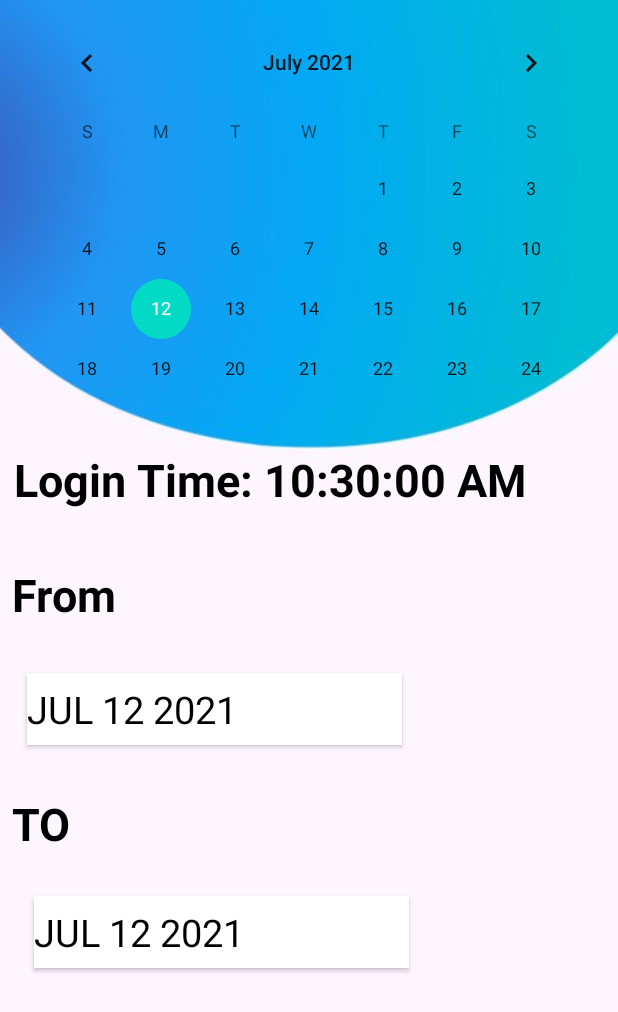
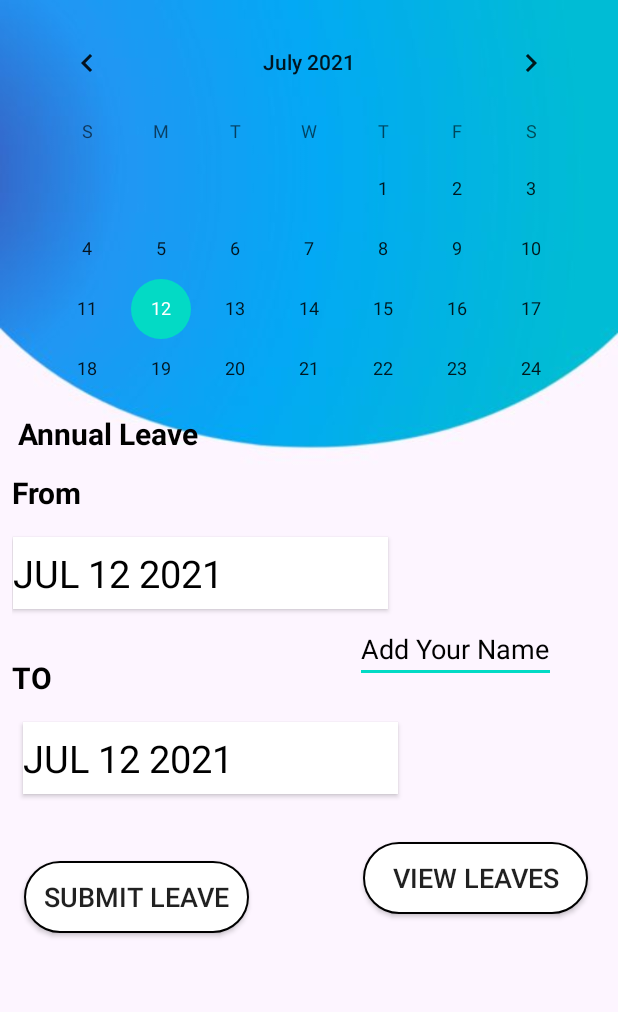
Before and after one commit to EportalProject2020/Eportal-2.0, an Android app: the Calendar screen opened directly, with no data from a screen before it, on a phone screen of 412 x 824 dp. Shown: the top 1012 px of the screen. Run offline under Robolectric (Android 15) with nearby library versions, the phone set to English and light mode, and no system bars; our stand-ins replace Firebase (no records; nobody signed in at launch, a user with empty details on screens opened directly).

Commit message:
leaves upload done leaves view done Admin WebView Added logs??

```diff
--- a/app/src/main/AndroidManifest.xml
+++ b/app/src/main/AndroidManifest.xml
@@ -12,7 +12,9 @@
         android:roundIcon="@mipmap/ic_launcher_round"
         android:supportsRtl="true"
         android:theme="@style/AppTheme">
-        <activity android:name=".manager.LogsActivity"></activity>
+        <activity android:name=".AdminActivity"></activity>
+        <activity android:name=".calendar.activities.MangersCalendarActivity" />
+        <activity android:name=".manager.LogsActivity" />
         <activity android:name=".IT.AddManager" />
         <activity android:name=".IT.Add" />
         <activity android:name=".IT.ManagerRequestForIT" />
--- a/app/src/main/java/com/project/eportal/MainActivity.java
+++ b/app/src/main/java/com/project/eportal/MainActivity.java
@@ -35,4 +35,9 @@ public class MainActivity extends AppCompatActivity {
         Intent intent = new Intent(MainActivity.this, ITLogin.class);
         startActivity(intent);
     }
+
+    public void adminPage(View view) {
+        Intent intent = new Intent(MainActivity.this, AdminActivity.class);
+        startActivity(intent);
+    }
 }
--- a/app/src/main/java/com/project/eportal/calendar/activities/Calendar.java
+++ b/app/src/main/java/com/project/eportal/calendar/activities/Calendar.java
@@ -5,45 +5,54 @@ import androidx.appcompat.app.AppCompatActivity;
 
 import android.app.AlertDialog;
 import android.app.DatePickerDialog;
+import android.app.ProgressDialog;
 import android.content.Intent;
 import android.os.Bundle;
 import android.view.View;
 import android.widget.Button;
 import android.widget.CalendarView;
 import android.widget.DatePicker;
+import android.widget.EditText;
 import android.widget.TextView;
 import android.widget.Toast;
 
+import com.google.android.gms.tasks.OnCompleteListener;
+import com.google.android.gms.tasks.OnFailureListener;
+import com.google.android.gms.tasks.Task;
+import com.google.firebase.firestore.FirebaseFirestore;
 import com.project.eportal.MainActivity;
 import com.project.eportal.R;
 import com.project.eportal.employee.EmployeeLogin;
+import com.project.eportal.manager.MakeTasksActivity;
 
 import java.text.SimpleDateFormat;
+import java.util.HashMap;
+import java.util.Map;
+import java.util.UUID;
 
 
 // test test backk or not
 public class Calendar extends AppCompatActivity {
 
+    private FirebaseFirestore db;
+    private CalendarData calendarData;
     private CalendarView calendarView;
     private String selectedDate;
+    private ProgressDialog pd;
     private DatePickerDialog datePickerDialog;
     private DatePickerDialog datePickerDialog2;
 
-    private Button btn_date , btn_date2;
-    private TextView textView;
+    private Button btn_date , btn_date2, btnSubmit, btn_View;
+    private EditText edtEmpName;
+
     @Override
     protected void onCreate(Bundle savedInstanceState) {
         super.onCreate(savedInstanceState);
         setContentView(R.layout.activity_calendar);
 
-        java.util.Calendar calendar = java.util.Calendar.getInstance();
-        SimpleDateFormat format = new SimpleDateFormat("hh:mm:ss aa");
-        String LoginTime = "Login Time: " + format.format(calendar.getTime());
-
-
-
-        textView = findViewById(R.id.textView);
-        textView.setText(LoginTime);
+         btnSubmit = findViewById(R.id.btn_submit_date);
+         btn_View = findViewById(R.id.btn_view_date);
+        edtEmpName = findViewById(R.id.edt_employee_name);
         calendarView = findViewById(R.id.calendarView);
         calendarView.setOnDateChangeListener(new CalendarView.OnDateChangeListener() {
             @Override
@@ -58,6 +67,26 @@ public class Calendar extends AppCompatActivity {
         btn_date2 = findViewById(R.id.btn_date_picker2);
         btn_date2.setText(getTodayDate());
         btn_date.setText(getTodayDate());
+
+        pd = new ProgressDialog(this);
+
+        db = FirebaseFirestore.getInstance();
+
+
+        btnSubmit.setOnClickListener(new View.OnClickListener() {
+            @Override
+            public void onClick(View view) {
+
+
+                String date = btn_date.getText().toString();
+                String date2 = btn_date2.getText().toString();
+                String name = edtEmpName.getText().toString();
+                String leaveRequestId = UUID.randomUUID().toString();
+
+                sendLeaveRequest(date, date2, name, leaveRequestId);
+
+            }
+        });
     }
 
     private String getTodayDate() {
@@ -78,8 +107,8 @@ public class Calendar extends AppCompatActivity {
             public void onDateSet(DatePicker datePicker, int year, int month, int day)
             {
                 month = month+1;
-                  String date = makeDateString(day,month,year);
-                  btn_date.setText(date);
+                  String fromDate = makeDateString(day,month,year);
+                  btn_date.setText(fromDate);
         }
         };
 
@@ -101,9 +130,9 @@ public class Calendar extends AppCompatActivity {
             public void onDateSet(DatePicker datePicker, int year1, int month1, int day1)
             {
                 month1 = month1 +1;
-                  String date2 = makeDateString(day1,month1,year1);
+                  String toDate = makeDateString(day1,month1,year1);
 
-                  btn_date2.setText(date2);
+                  btn_date2.setText(toDate);
             }
         };
 
@@ -168,4 +197,37 @@ public class Calendar extends AppCompatActivity {
         datePickerDialog2.show();
 
     }
+    private void sendLeaveRequest(String date, String date2, String name, String id) {
+
+        pd.setTitle("Sending Leave Request To Manger");
+        pd.show();
+
+        Map<String, Object> items = new HashMap<>();
+
+        items.put("id", id);
+        items.put("fromDate", date);
+        items.put("toDate", date2);
+        items.put("employeeName", name);
+
+        db.collection("leaveRequest").document(id).set(items)
+                .addOnCompleteListener(new OnCompleteListener<Void>() {
+                    @Override
+                    public void onComplete(@NonNull Task<Void> task) {
+
+                        pd.dismiss();
+                        Toast.makeText(Calendar.this, "Tasks has been sent to employees", Toast.LENGTH_SHORT).show();
+                    }
+                })
+                .addOnFailureListener(new OnFailureListener() {
+                    @Override
+                    public void onFailure(@NonNull Exception e) {
+                        Toast.makeText(Calendar.this, e.getMessage(), Toast.LENGTH_SHORT).show();
+                    }
+                });
+
+
+    }
+
+
+
 }
--- a/app/src/main/java/com/project/eportal/manager/MakeTasksActivity.java
+++ b/app/src/main/java/com/project/eportal/manager/MakeTasksActivity.java
@@ -38,7 +38,6 @@ public class MakeTasksActivity extends AppCompatActivity {
     Button btn, btnSaveData;
     ProgressDialog pd;
     FirebaseFirestore db;
-
     StorageReference storageReference;
     DatabaseReference databaseReference;
     FirebaseDatabase database;
@@ -68,9 +67,7 @@ public class MakeTasksActivity extends AppCompatActivity {
                 uploadData(taskTitle, taskDesc);
             }
         });
-        {
 
-        }
         storageReference = FirebaseStorage.getInstance().getReference("Task PDF");
 
         database = FirebaseDatabase.getInstance();
--- a/app/src/main/res/layout/activity_calendar.xml
+++ b/app/src/main/res/layout/activity_calendar.xml
@@ -20,13 +20,13 @@
         android:id="@+id/textView"
         android:layout_width="390dp"
         android:layout_height="wrap_content"
-        android:layout_marginTop="36dp"
+        android:layout_marginTop="12dp"
         android:text="@string/annual_leave"
         android:textColor="@color/Black"
-        android:textSize="30sp"
+        android:textSize="20sp"
         android:textStyle="bold"
         app:layout_constraintEnd_toEndOf="parent"
-        app:layout_constraintHorizontal_bias="0.238"
+        app:layout_constraintHorizontal_bias="0.619"
         app:layout_constraintStart_toStartOf="parent"
         app:layout_constraintTop_toBottomOf="@+id/calendarView" />
 
@@ -34,13 +34,12 @@
         android:id="@+id/textView2"
         android:layout_width="match_parent"
         android:layout_height="wrap_content"
-        android:layout_marginTop="36dp"
+        android:layout_marginTop="12dp"
         android:text="@string/from"
         android:textColor="@color/Black"
-        android:textSize="30sp"
+        android:textSize="20sp"
         android:textStyle="bold"
         app:layout_constraintEnd_toEndOf="parent"
-        app:layout_constraintHorizontal_bias="0.099"
         app:layout_constraintStart_toStartOf="parent"
         app:layout_constraintTop_toBottomOf="@+id/textView" />
 
@@ -49,14 +48,14 @@
         style="?android:spinnerStyle"
         android:layout_width="250dp"
         android:layout_height="wrap_content"
-        android:layout_marginTop="32dp"
+        android:layout_marginTop="16dp"
         android:background="@color/cardview_light_background"
         android:onClick="openDataPicker"
         android:text="@string/jan_01_2020"
         android:textColor="@color/Black"
         android:textSize="25sp"
         app:layout_constraintEnd_toEndOf="parent"
-        app:layout_constraintHorizontal_bias="0.068"
+        app:layout_constraintHorizontal_bias="0.006"
         app:layout_constraintStart_toStartOf="parent"
         app:layout_constraintTop_toBottomOf="@+id/textView2" />
 
@@ -67,7 +66,7 @@
         android:layout_marginTop="32dp"
         android:text="@string/to"
         android:textColor="@color/Black"
-        android:textSize="30sp"
+        android:textSize="20sp"
         android:textStyle="bold"
         app:layout_constraintEnd_toEndOf="parent"
         app:layout_constraintHorizontal_bias="0.0"
@@ -79,16 +78,54 @@
         style="?android:spinnerStyle"
         android:layout_width="250dp"
         android:layout_height="wrap_content"
-        android:layout_marginTop="28dp"
+        android:layout_marginTop="16dp"
         android:background="@color/cardview_light_background"
         android:onClick="openDataPicker1"
         android:text="@string/jan_01_2020"
         android:textColor="@color/Black"
         android:textSize="25sp"
         app:layout_constraintEnd_toEndOf="parent"
-        app:layout_constraintHorizontal_bias="0.099"
+        app:layout_constraintHorizontal_bias="0.049"
         app:layout_constraintStart_toStartOf="parent"
         app:layout_constraintTop_toBottomOf="@+id/textView3" />
 
+    <Button
+        android:id="@+id/btn_submit_date"
+        android:layout_width="150dp"
+        android:layout_height="wrap_content"
+        android:layout_marginStart="8dp"
+        android:layout_marginTop="28dp"
+        android:background="@drawable/bg_button"
+        android:text="Submit Leave"
+        android:textSize="18sp"
+        app:layout_constraintBottom_toBottomOf="parent"
+        app:layout_constraintStart_toStartOf="parent"
+        app:layout_constraintTop_toBottomOf="@+id/btn_date_picker2"
+        app:layout_constraintVertical_bias="0.08" />
+
+    <Button
+        android:id="@+id/btn_view_date"
+        android:layout_width="150dp"
+        android:layout_height="wrap_content"
+        android:layout_marginStart="76dp"
+        android:layout_marginTop="32dp"
+        android:background="@drawable/bg_button"
+        android:text="View Leaves"
+        android:textSize="18sp"
+        app:layout_constraintStart_toEndOf="@+id/btn_submit_date"
+        app:layout_constraintTop_toBottomOf="@+id/btn_date_picker2" />
+
+    <EditText
+        android:id="@+id/edt_employee_name"
+        android:layout_width="wrap_content"
+        android:layout_height="wrap_content"
+        android:layout_marginTop="4dp"
+        android:hint="Add Your Name"
+        android:textColorHint="@color/Black"
+        app:layout_constraintEnd_toEndOf="parent"
+        app:layout_constraintHorizontal_bias="0.873"
+        app:layout_constraintStart_toStartOf="parent"
+        app:layout_constraintTop_toBottomOf="@+id/btn_date_picker" />
+
 
 </androidx.constraintlayout.widget.ConstraintLayout>
--- a/app/src/main/res/layout/activity_manager_dashboard.xml
+++ b/app/src/main/res/layout/activity_manager_dashboard.xml
@@ -176,5 +176,11 @@
         </androidx.cardview.widget.CardView>
     </GridLayout>
 
+    <TextView
+        android:layout_width="wrap_content"
+        android:layout_height="wrap_content"
+        android:text="Check Employee's logs"
+        android:onClick="checkLogs"
+        android:textColor="@color/babyblue"/>
 
 </LinearLayout>
```
Also changed, not shown: app/src/main/java/com/project/eportal/AdminActivity.java (added, +25 -0 lines), app/src/main/java/com/project/eportal/calendar/activities/CalendarData.java (+18 -2 lines), app/src/main/java/com/project/eportal/calendar/activities/MangersCalendarActivity.java (added, +84 -0 lines), app/src/main/java/com/project/eportal/manager/LeavesAdapter.java (added, +71 -0 lines), app/src/main/java/com/project/eportal/manager/ManagerDashboard.java (+8 -1 lines), app/src/main/res/layout/activity_admin.xml (added, +16 -0 lines), app/src/main/res/layout/activity_main.xml (+13 -0 lines), app/src/main/res/layout/activity_mangers_calendar.xml (added, +24 -0 lines), app/src/main/res/layout/leaves_list_item.xml (added, +83 -0 lines).
